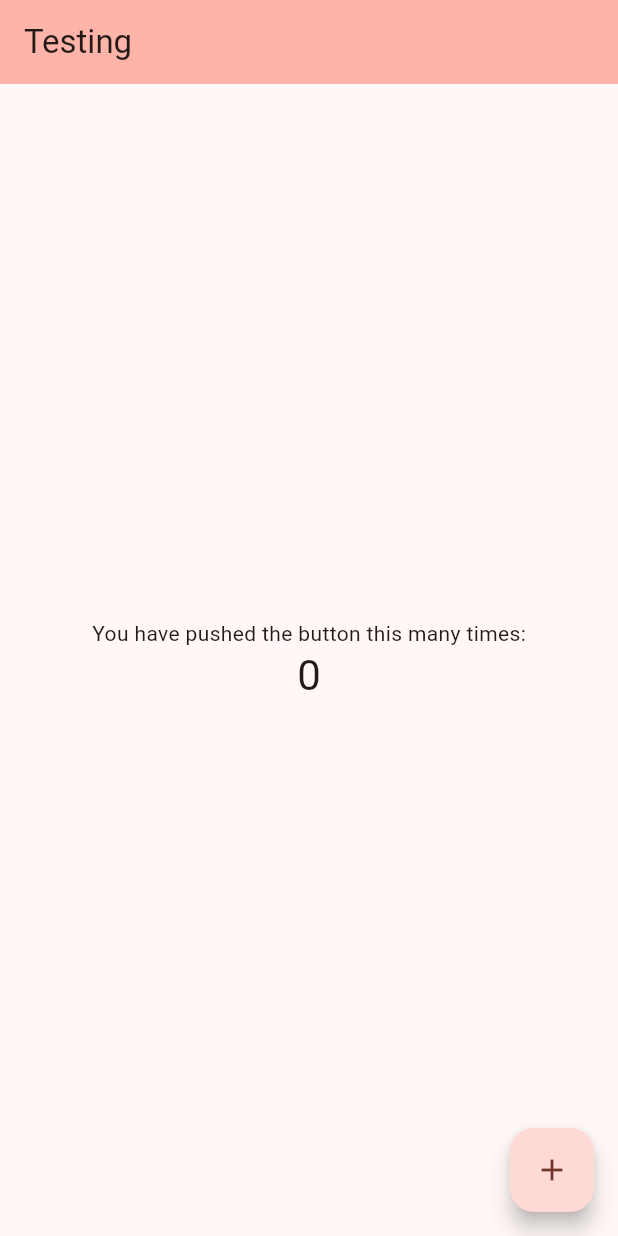
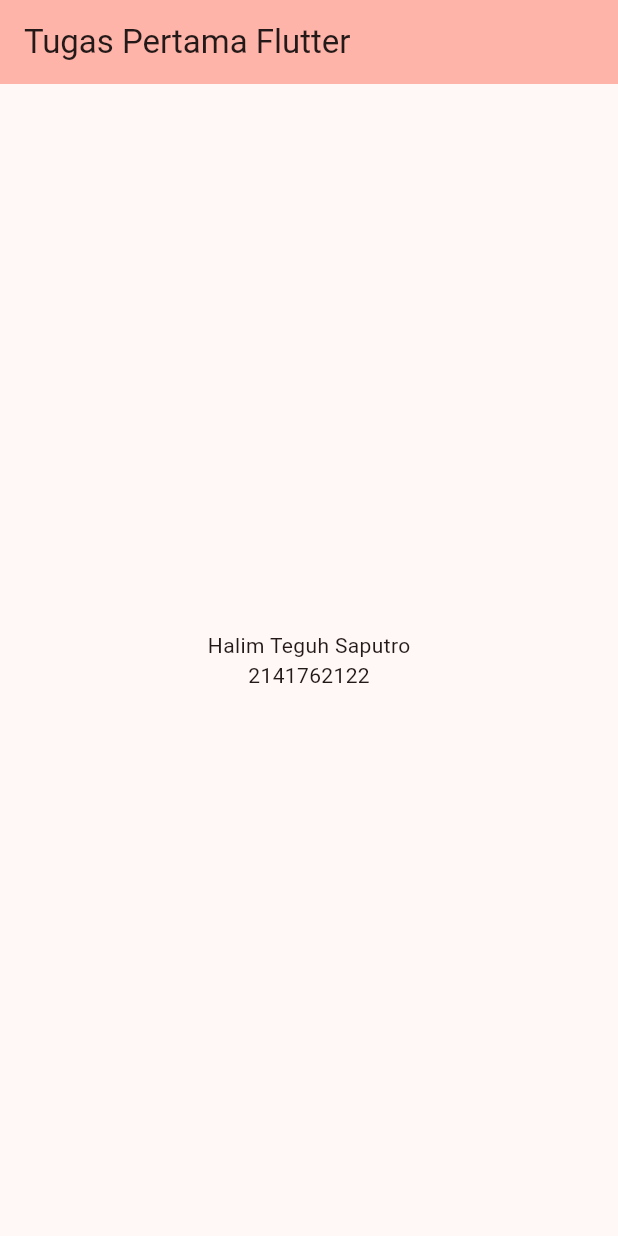
Before and after one commit to HalimTeguh/Pemrograman_Mobile, a Flutter app: the screen it shows after launch, on a phone screen of 412 x 824 dp. Run offline on Flutter 3.47's test engine with Material 2 defaults, Android fonts, the phone set to English and light mode, and no system bars.

Commit message:
Menyelesaikan Tugas Minggu 1

```diff
--- a/Pertemuan 1/hello_world/lib/main.dart
+++ b/Pertemuan 1/hello_world/lib/main.dart
@@ -13,41 +13,16 @@
     return MaterialApp(
       title: 'Flutter Demo',
       theme: ThemeData(
-        // This is the theme of your application.
-        //
-        // TRY THIS: Try running your application with "flutter run". You'll see
-        // the application has a blue toolbar. Then, without quitting the app,
-        // try changing the seedColor in the colorScheme below to Colors.green
-        // and then invoke "hot reload" (save your changes or press the "hot
-        // reload" button in a Flutter-supported IDE, or press "r" if you used
-        // the command line to start the app).
-        //
-        // Notice that the counter didn't reset back to zero; the application
-        // state is not lost during the reload. To reset the state, use hot
-        // restart instead.
-        //
-        // This works for code too, not just values: Most code changes can be
-        // tested with just a hot reload.
         colorScheme: ColorScheme.fromSeed(seedColor: Colors.red),
         useMaterial3: true,
       ),
-      home: const MyHomePage(title: 'Testing'),
+      home: const MyHomePage(title: 'Tugas Pertama Flutter'),
     );
   }
 }
 
 class MyHomePage extends StatefulWidget {
   const MyHomePage({super.key, required this.title});
-
-  // This widget is the home page of your application. It is stateful, meaning
-  // that it has a State object (defined below) that contains fields that affect
-  // how it looks.
-
-  // This class is the configuration for the state. It holds the values (in this
-  // case the title) provided by the parent (in this case the App widget) and
-  // used by the build method of the State. Fields in a Widget subclass are
-  // always marked "final".
-
   final String title;
 
   @override
@@ -55,71 +30,26 @@
 }
 
 class _MyHomePageState extends State<MyHomePage> {
-  int _counter = 0;
-
-  void _incrementCounter() {
-    setState(() {
-      // This call to setState tells the Flutter framework that something has
-      // changed in this State, which causes it to rerun the build method below
-      // so that the display can reflect the updated values. If we changed
-      // _counter without calling setState(), then the build method would not be
-      // called again, and so nothing would appear to happen.
-      _counter++;
-    });
-  }
-
   @override
   Widget build(BuildContext context) {
-    // This method is rerun every time setState is called, for instance as done
-    // by the _incrementCounter method above.
-    //
-    // The Flutter framework has been optimized to make rerunning build methods
-    // fast, so that you can just rebuild anything that needs updating rather
-    // than having to individually change instances of widgets.
     return Scaffold(
       appBar: AppBar(
-        // TRY THIS: Try changing the color here to a specific color (to
-        // Colors.amber, perhaps?) and trigger a hot reload to see the AppBar
-        // change color while the other colors stay the same.
         backgroundColor: Theme.of(context).colorScheme.inversePrimary,
-        // Here we take the value from the MyHomePage object that was created by
-        // the App.build method, and use it to set our appbar title.
         title: Text(widget.title),
       ),
-      body: Center(
-        // Center is a layout widget. It takes a single child and positions it
-        // in the middle of the parent.
+      body: const Center(
         child: Column(
-          // Column is also a layout widget. It takes a list of children and
-          // arranges them vertically. By default, it sizes itself to fit its
-          // children horizontally, and tries to be as tall as its parent.
-          //
-          // Column has various properties to control how it sizes itself and
-          // how it positions its children. Here we use mainAxisAlignment to
-          // center the children vertically; the main axis here is the vertical
-          // axis because Columns are vertical (the cross axis would be
-          // horizontal).
-          //
-          // TRY THIS: Invoke "debug painting" (choose the "Toggle Debug Paint"
-          // action in the IDE, or press "p" in the console), to see the
-          // wireframe for each widget.
           mainAxisAlignment: MainAxisAlignment.center,
           children: <Widget>[
-            const Text(
-              'You have pushed the button this many times:',
+            Text(
+              'Halim Teguh Saputro',
             ),
             Text(
-              '$_counter',
-              style: Theme.of(context).textTheme.headlineMedium,
+              '2141762122',
             ),
           ],
         ),
       ),
-      floatingActionButton: FloatingActionButton(
-        onPressed: _incrementCounter,
-        tooltip: 'Increment',
-        child: const Icon(Icons.add),
-      ), // This trailing comma makes auto-formatting nicer for build methods.
     );
   }
 }
```
